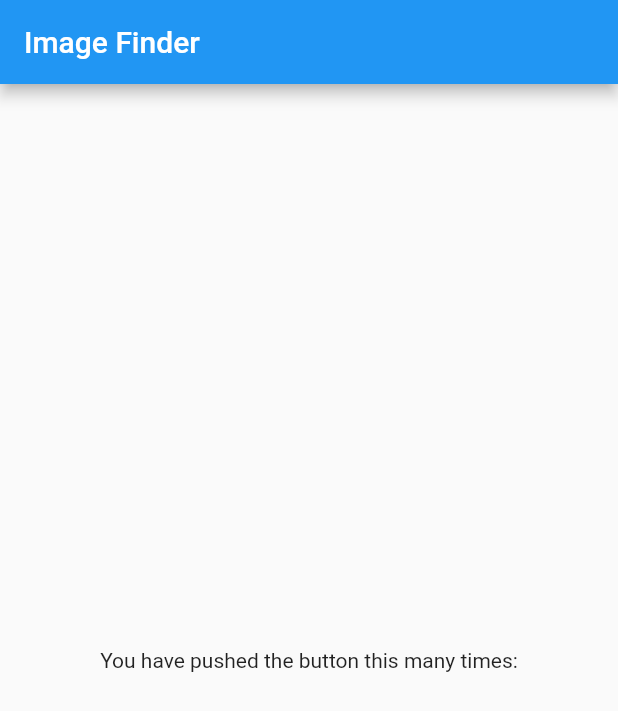
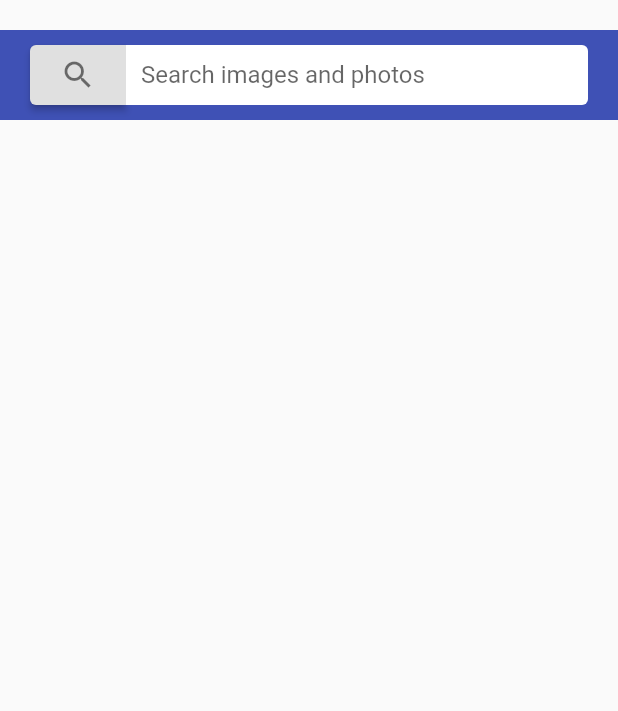
Before and after one commit to vadimsabadosh/fl_image_finder, a Flutter app: the screen it shows after launch, on a phone screen of 412 x 824 dp. Shown: the top 711 px of the screen. Run offline on Flutter 3.47's test engine with Material 2 defaults, Android fonts, the phone set to English and light mode, and no system bars.

Commit message:
add searchbox style

```diff
--- a/lib/main.dart
+++ b/lib/main.dart
@@ -1,4 +1,6 @@
 import 'package:flutter/material.dart';
+
+import 'widgets/searchbar.dart';
 
 void main() {
   runApp(const MyApp());
@@ -29,16 +31,12 @@ class _MyHomePageState extends State<MyHomePage> {
   @override
   Widget build(BuildContext context) {
     return Scaffold(
-      appBar: AppBar(
-        title: const Text('Image Finder'),
-      ),
-      body: Center(
+      body: Container(
+        height: MediaQuery.of(context).size.height,
+        padding: EdgeInsets.only(top: 20),
         child: Column(
-          mainAxisAlignment: MainAxisAlignment.center,
           children: const <Widget>[
-            Text(
-              'You have pushed the button this many times:',
-            ),
+            SearchBar(),
           ],
         ),
       ),
--- /dev/null
+++ b/lib/widgets/searchbar.dart
@@ -0,0 +1,78 @@
+import 'package:flutter/material.dart';
+
+class SearchBar extends StatefulWidget {
+  const SearchBar({super.key});
+
+  @override
+  State<SearchBar> createState() => _SearchBarState();
+}
+
+class _SearchBarState extends State<SearchBar> {
+  late TextEditingController _controller;
+
+  @override
+  void initState() {
+    super.initState();
+    _controller = TextEditingController();
+  }
+
+  @override
+  void dispose() {
+    _controller.dispose();
+    super.dispose();
+  }
+
+  @override
+  Widget build(BuildContext context) {
+    return Container(
+      color: const Color(0xff3f51b5),
+      padding: const EdgeInsets.symmetric(vertical: 10, horizontal: 20),
+      height: 60,
+      child: Row(
+        children: [
+          SizedBox(
+            height: 50,
+            child: ElevatedButton(
+              onPressed: () {},
+              style: ElevatedButton.styleFrom(
+                backgroundColor: Colors.grey[300],
+                shape: const RoundedRectangleBorder(
+                  borderRadius: BorderRadius.only(
+                    topLeft: Radius.circular(4),
+                    bottomLeft: Radius.circular(4),
+                  ),
+                ),
+              ),
+              child: const Icon(
+                Icons.search,
+                color: Colors.black54,
+              ),
+            ),
+          ),
+          Expanded(
+            child: TextField(
+              controller: _controller,
+              textAlignVertical: TextAlignVertical.center,
+              decoration: const InputDecoration(
+                hintText: 'Search images and photos',
+                filled: true,
+                fillColor: Colors.white,
+                border: OutlineInputBorder(
+                  borderRadius: BorderRadius.only(
+                    topRight: Radius.circular(4),
+                    bottomRight: Radius.circular(4),
+                  ),
+                  borderSide: BorderSide(
+                    width: 0,
+                    style: BorderStyle.none,
+                  ),
+                ),
+                contentPadding: EdgeInsets.only(left: 10),
+              ),
+            ),
+          )
+        ],
+      ),
+    );
+  }
+}
```
